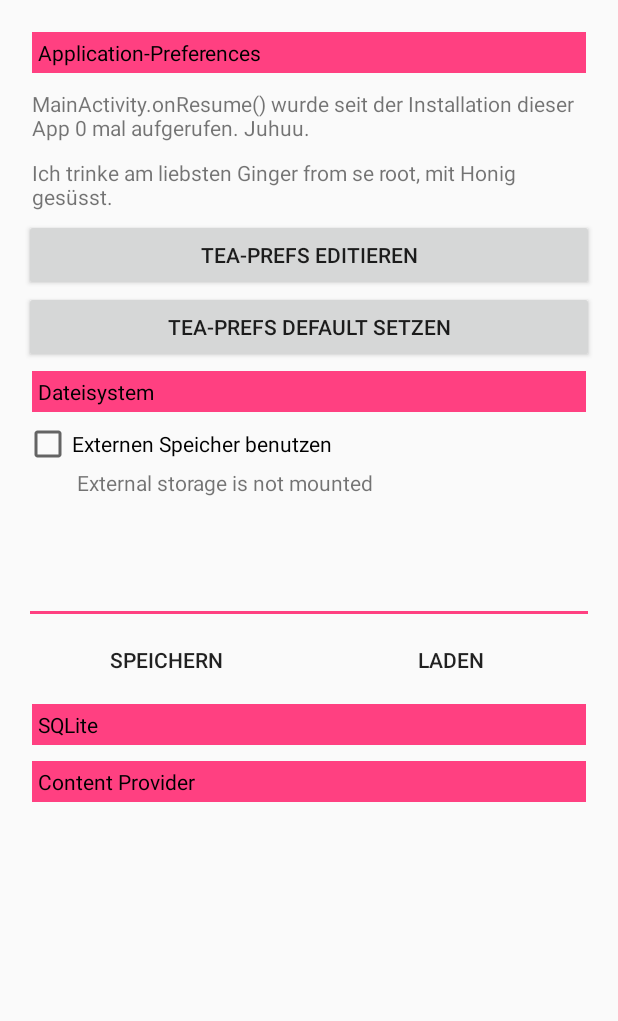
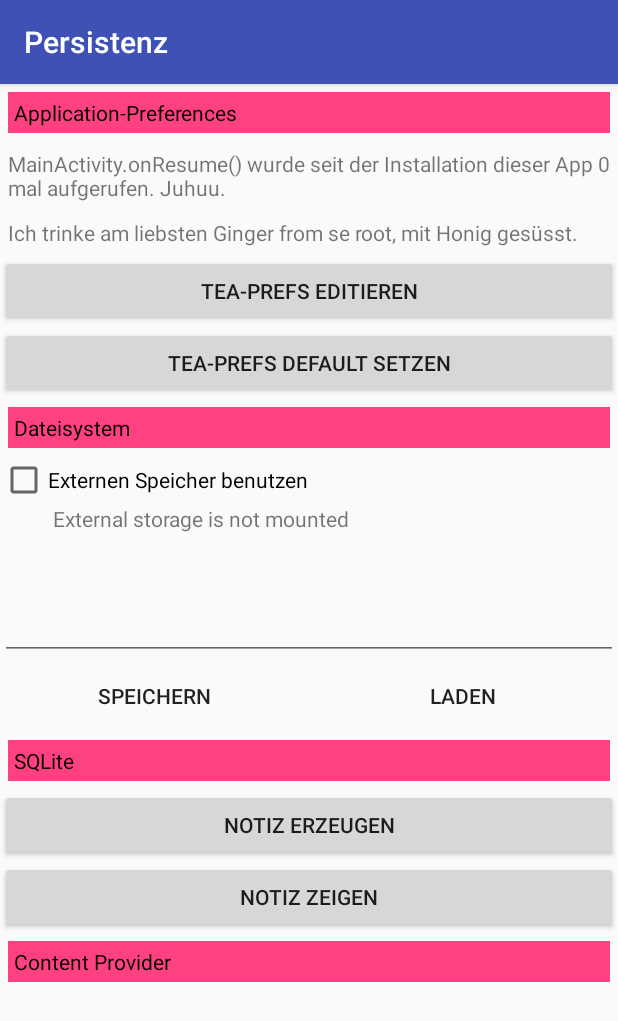
Before and after one commit to krrli/MobPro, an Android app: the screen it shows after launch (MainActivity), after a tap on "TEA-PREFS DEFAULT SETZEN", on a phone screen of 412 x 824 dp. Shown: the top 1021 px of the screen. Run offline under Robolectric (Android 15) with nearby library versions, the light colour scheme and no system bars; libraries missing offline, so code that uses them is left out: permissions.dispatcher; 1 statement that could not run was skipped.

Commit message:
last parts of Persistenz project

```diff
--- a/Persistenz/app/src/main/AndroidManifest.xml
+++ b/Persistenz/app/src/main/AndroidManifest.xml
@@ -18,7 +18,8 @@
                 <category android:name="android.intent.category.LAUNCHER" />
             </intent-filter>
         </activity>
-        <activity android:name=".TeaPreferenceActivity"></activity>
+        <activity android:name=".TeaPreferenceActivity" />
+        <activity android:name=".NoteActivity"></activity>
     </application>
 
 </manifest>
--- a/Persistenz/app/src/main/java/ch/hslu/mobpro/persistenz/MainActivity.java
+++ b/Persistenz/app/src/main/java/ch/hslu/mobpro/persistenz/MainActivity.java
@@ -10,6 +10,8 @@ import android.os.Environment;
 import android.preference.PreferenceManager;
 import android.support.annotation.NonNull;
 import android.support.v7.app.AlertDialog;
+import android.support.v7.app.AppCompatActivity;
+import android.util.Log;
 import android.view.View;
 import android.widget.Button;
 import android.widget.CheckBox;
@@ -26,6 +28,7 @@ import java.io.FileNotFoundException;
 import java.io.FileOutputStream;
 import java.io.IOException;
 import java.io.InputStreamReader;
+import java.util.Arrays;
 
 import permissions.dispatcher.NeedsPermission;
 import permissions.dispatcher.OnNeverAskAgain;
@@ -35,7 +38,7 @@ import permissions.dispatcher.PermissionRequest;
 import permissions.dispatcher.RuntimePermissions;
 
 @RuntimePermissions
-public class MainActivity extends Activity {
+public class MainActivity extends AppCompatActivity {
 
     private int resumeCount;
     private SharedPreferences sharedPreferences;
@@ -50,6 +53,8 @@ public class MainActivity extends Activity {
     private TextView lblExtStorage;
     private final String filename = "InternalFile";
     private EditText editedTxtFileText;
+    private Button btnShowNotice;
+    private Button btnCreateNotice;
 
     @Override
     protected void onCreate(Bundle savedInstanceState) {
@@ -66,24 +71,11 @@ public class MainActivity extends Activity {
         lblTextFileContent = (TextView) findViewById(R.id.lblTextFileContent);
         editedTxtFileText = (EditText) findViewById(R.id.editedTxtFileText);
         lblExtStorage = (TextView) findViewById(R.id.lblExtStorage);
+        btnShowNotice = (Button) findViewById(R.id.btnShowNotice);
+        btnCreateNotice = (Button) findViewById(R.id.btnCreateNotice);
 
         sharedPreferences = getPreferences(MODE_PRIVATE);
         resumeCount = sharedPreferences.getInt("CounterAppPref",0);
-
-        btnTeaPrefEdit.setOnClickListener(new View.OnClickListener() {
-            @Override
-            public void onClick(View v) {
-                Intent prefIntent = new Intent(MainActivity.this, TeaPreferenceActivity.class);
-                startActivity(prefIntent);
-            }
-        });
-
-        btnSetDefaultPreferences.setOnClickListener(new View.OnClickListener(){
-            @Override
-            public void onClick(View v){
-                defaultPreferences();
-            }
-        });
 
         if (isExternalStorageWriteable())
             lblExtStorage.setText("External storage is mounted (writable)");
@@ -93,18 +85,41 @@ public class MainActivity extends Activity {
             lblExtStorage.setText("External storage is not mounted");
 
 
+        btnTeaPrefEdit.setOnClickListener(new View.OnClickListener() {
+            @Override
+            public void onClick(View v) {
+                Intent prefIntent = new Intent(MainActivity.this, TeaPreferenceActivity.class);
+                startActivity(prefIntent);
+            }
+        });
+        btnSetDefaultPreferences.setOnClickListener(new View.OnClickListener(){
+            @Override
+            public void onClick(View v){defaultPreferences();
+            }
+        });
         btnSave.setOnClickListener(new View.OnClickListener(){
             @Override
             public void onClick(View v){
                 saveFile();
             }
         });
-
         btnLoad.setOnClickListener(new View.OnClickListener(){
             @Override
-            public void onClick(View v){
-
-                readFile();
+            public void onClick(View v){readFile();
+            }
+        });
+        btnShowNotice.setOnClickListener(new View.OnClickListener(){
+            @Override
+            public void onClick(View view){
+                Toast.makeText(MainActivity.this, "Zeig mol die verreckti Notiz!", Toast.LENGTH_SHORT).show();
+            }
+        });
+        btnCreateNotice.setOnClickListener(new View.OnClickListener(){
+            @Override
+            public void onClick(View view){
+                Toast.makeText(MainActivity.this, "E gueti Notiz erstelle, hopp hopp!", Toast.LENGTH_SHORT).show();
+                Intent createNoticeIntent = new Intent(MainActivity.this,NoteActivity.class);
+                startActivity(createNoticeIntent);
             }
         });
 
@@ -165,7 +180,7 @@ public class MainActivity extends Activity {
         return "";
     }
 
-    public boolean isExternalStorageReadable() {
+    private boolean isExternalStorageReadable() {
         String state = Environment.getExternalStorageState();
         if (Environment.MEDIA_MOUNTED.equals(state) ||
                 Environment.MEDIA_MOUNTED_READ_ONLY.equals(state)) {
@@ -174,7 +189,7 @@ public class MainActivity extends Activity {
         return false;
     }
 
-    public boolean isExternalStorageWriteable() {
+    private boolean isExternalStorageWriteable() {
         String state = Environment.getExternalStorageState();
         if (Environment.MEDIA_MOUNTED.equals(state)) {
             return true;
@@ -212,22 +227,15 @@ public class MainActivity extends Activity {
     }
 
     private String translateSweetenerValuesIntoText(String value){
-
         String[] sweetenerValues = getResources().getStringArray(R.array.teaSweetenerValues);
         String[] sweetenerText = getResources().getStringArray(R.array.teaSweetener);
 
-        if(sweetenerValues.length != sweetenerText.length){
+        if(sweetenerText.length != sweetenerValues.length){
             return value;
         }
 
-        for(int i = 0; i < sweetenerValues.length; i++){
-            if(sweetenerValues[i].equals(value)){
-                return sweetenerText[i];
-            }
-        }
-
-        return value;
-
+        int deOrtVomTextli = Arrays.asList(sweetenerValues).indexOf(value);
+        return sweetenerText[deOrtVomTextli];
     }
 
     @Override
--- a/Persistenz/app/src/main/java/ch/hslu/mobpro/persistenz/TeaPreferenceActivity.java
+++ b/Persistenz/app/src/main/java/ch/hslu/mobpro/persistenz/TeaPreferenceActivity.java
@@ -3,9 +3,10 @@ package ch.hslu.mobpro.persistenz;
 import android.app.Activity;
 import android.preference.PreferenceFragment;
 import android.os.Bundle;
+import android.support.v7.app.AppCompatActivity;
 // import android.R;
 
-public class TeaPreferenceActivity extends Activity {
+public class TeaPreferenceActivity extends AppCompatActivity {
 
     @Override
     protected void onCreate(Bundle savedInstanceState) {
--- a/Persistenz/app/src/main/res/layout/activity_main.xml
+++ b/Persistenz/app/src/main/res/layout/activity_main.xml
@@ -1,23 +1,16 @@
 <?xml version="1.0" encoding="utf-8"?>
-<RelativeLayout xmlns:android="http://schemas.android.com/apk/res/android"
+
+<ScrollView xmlns:android="http://schemas.android.com/apk/res/android"
     xmlns:tools="http://schemas.android.com/tools"
-    android:id="@+id/activity_main"
-    android:layout_width="match_parent"
-    android:layout_height="match_parent"
-    android:paddingBottom="@dimen/activity_vertical_margin"
-    android:paddingLeft="@dimen/activity_horizontal_margin"
-    android:paddingRight="@dimen/activity_horizontal_margin"
-    android:paddingTop="@dimen/activity_vertical_margin"
-    tools:context="ch.hslu.mobpro.persistenz.MainActivity">
-
-    <ScrollView
     android:layout_width="match_parent"
     android:layout_height="match_parent">
 
     <LinearLayout
         android:layout_width="match_parent"
         android:layout_height="wrap_content"
-            android:orientation="vertical">
+        android:orientation="vertical"
+        android:focusable="true"
+        android:focusableInTouchMode="true">
 
         <TextView
             android:id="@+id/txtAppPref"
@@ -31,13 +24,13 @@
             android:layout_width="match_parent"
             android:layout_height="wrap_content"
             android:layout_margin="5dp"
-                android:text="txtCounterText"/>
+            android:text="txtCounterText" />
 
         <TextView
             android:id="@+id/txtTeaPrefSummary"
             android:layout_width="match_parent"
             android:layout_height="wrap_content"
-                android:layout_margin="5dp"/>
+            android:layout_margin="5dp" />
 
         <Button
             android:id="@+id/btnEditPreferences"
@@ -52,9 +45,9 @@
             android:text="@string/setDefaultTeaPreferences" />
 
         <TextView
+            style="@style/MainSectionHeader"
             android:layout_width="match_parent"
             android:layout_height="wrap_content"
-                style="@style/MainSectionHeader"
             android:text="@string/filesystem_title" />
 
         <CheckBox
@@ -67,15 +60,15 @@
             android:id="@+id/lblExtStorage"
             android:layout_width="match_parent"
             android:layout_height="wrap_content"
+            android:paddingBottom="20dp"
             android:paddingLeft="35dp"
-                android:paddingBottom="20dp"
             android:text="@string/extStorageIsMounted" />
 
         <TextView
             android:id="@+id/lblTextFileContent"
             android:layout_width="match_parent"
             android:layout_height="wrap_content"
-                android:paddingLeft="5dp"/>
+            android:paddingLeft="5dp" />
 
         <EditText
             android:id="@+id/editedTxtFileText"
@@ -95,30 +88,41 @@
                 android:id="@+id/btnSave"
                 android:layout_width="match_parent"
                 android:layout_height="wrap_content"
-                    android:text="@string/btnSave"
+                android:layout_weight="1"
                 android:background="@android:color/transparent"
-                    android:layout_weight="1"/>
+                android:text="@string/btnSave" />
 
             <Button
                 android:id="@+id/btnLoad"
                 android:layout_width="match_parent"
                 android:layout_height="wrap_content"
-                    android:text="@string/btnLoad"
+                android:layout_weight="1"
                 android:background="@android:color/transparent"
-                    android:layout_weight="1"/>
+                android:text="@string/btnLoad" />
         </LinearLayout>
 
         <TextView
+            style="@style/MainSectionHeader"
             android:layout_width="match_parent"
             android:layout_height="wrap_content"
-                style="@style/MainSectionHeader"
             android:text="@string/SQLite_title" />
 
-            <TextView
+        <Button
+            android:id="@+id/btnCreateNotice"
             android:layout_width="match_parent"
             android:layout_height="wrap_content"
+            android:text="@string/btnCreateNotice"/>
+
+        <Button
+            android:id="@+id/btnShowNotice"
+            android:layout_width="match_parent"
+            android:layout_height="wrap_content"
+            android:text="@string/btnShowNotice"/>
+
+        <TextView
             style="@style/MainSectionHeader"
+            android:layout_width="match_parent"
+            android:layout_height="wrap_content"
             android:text="@string/ContProvider_title" />
     </LinearLayout>
 </ScrollView>
-</RelativeLayout>
--- a/Persistenz/app/src/main/res/values/strings.xml
+++ b/Persistenz/app/src/main/res/values/strings.xml
@@ -20,4 +20,6 @@
     <string name="btnSave">Speichern</string>
     <string name="btnLoad">Laden</string>
     <string name="extStorageIsMounted">External Storage is mounted (writable)</string>
+    <string name="btnCreateNotice">Notiz erzeugen</string>
+    <string name="btnShowNotice">Notiz zeigen</string>
 </resources>
```
Also changed, not shown: Persistenz/app/src/main/java/ch/hslu/mobpro/persistenz/NoteActivity.java (added, +13 -0 lines), Persistenz/app/src/main/res/layout/activity_note.xml (added, +22 -0 lines). Lines whose indentation alone changed are shown as unchanged.
